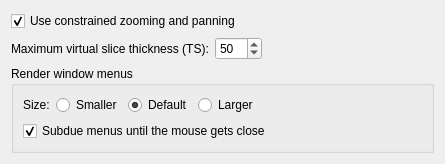
Above: Plugins/org.mitk.gui.qt.application/src/internal/QmitkEditorsPreferencePage.ui from MITK/MITK before the change. Below: the same form after it.
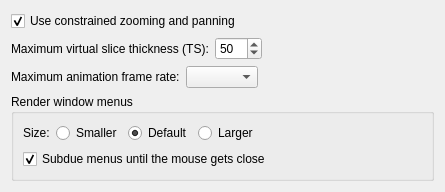
That is the form after the change.

Commit message:
Add animation frame rate preference
The Editors preference page offers 12, 15, 30, and 60 frames per
second as the most the render windows render while they animate, 60
by default.

```diff
--- a/Plugins/org.mitk.gui.qt.application/src/internal/QmitkEditorsPreferencePage.ui
+++ b/Plugins/org.mitk.gui.qt.application/src/internal/QmitkEditorsPreferencePage.ui
@@ -70,6 +70,40 @@
      </item>
     </layout>
    </item>
+   <item>
+    <layout class="QHBoxLayout" name="horizontalLayout_4">
+     <item>
+      <widget class="QLabel" name="m_AnimationFrameRateLabel">
+       <property name="text">
+        <string>Maximum animation frame rate:</string>
+       </property>
+       <property name="buddy">
+        <cstring>m_AnimationFrameRateComboBox</cstring>
+       </property>
+      </widget>
+     </item>
+     <item>
+      <widget class="QComboBox" name="m_AnimationFrameRateComboBox">
+       <property name="toolTip">
+        <string>&lt;html&gt;&lt;head/&gt;&lt;body&gt;&lt;p&gt;How often per second at most the render windows render while they show an animation, like a pulsing surface or the auto rotation of a 3D window.&lt;/p&gt;&lt;p&gt;Lower rates leave more processing time for everything else.&lt;/p&gt;&lt;/body&gt;&lt;/html&gt;</string>
+       </property>
+      </widget>
+     </item>
+     <item>
+      <spacer name="horizontalSpacer_3">
+       <property name="orientation">
+        <enum>Qt::Horizontal</enum>
+       </property>
+       <property name="sizeHint" stdset="0">
+        <size>
+         <width>40</width>
+         <height>20</height>
+        </size>
+       </property>
+      </spacer>
+     </item>
+    </layout>
+   </item>
    <item>
     <widget class="QGroupBox" name="m_RenderWindowMenusGroupBox">
      <property name="title">
```
The commit also changes 4 other files.
